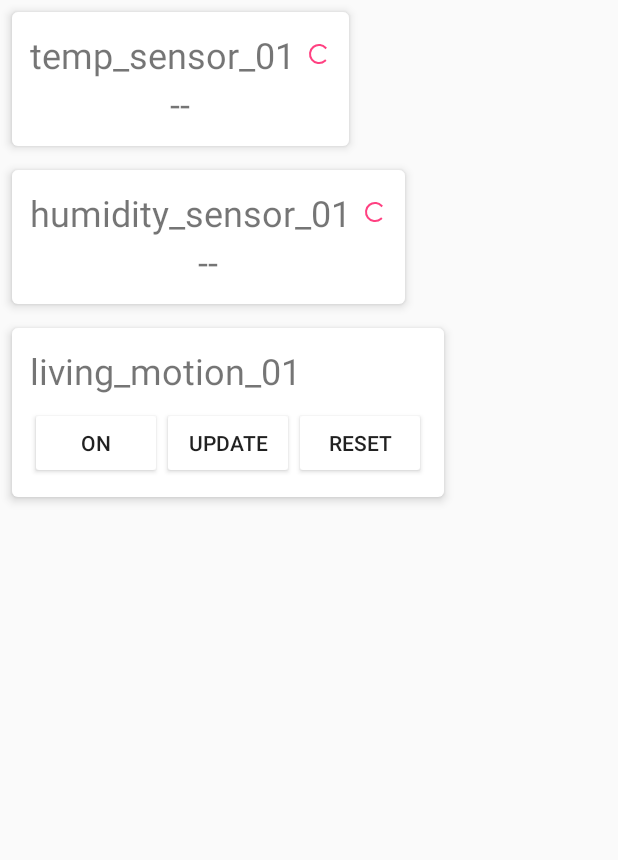
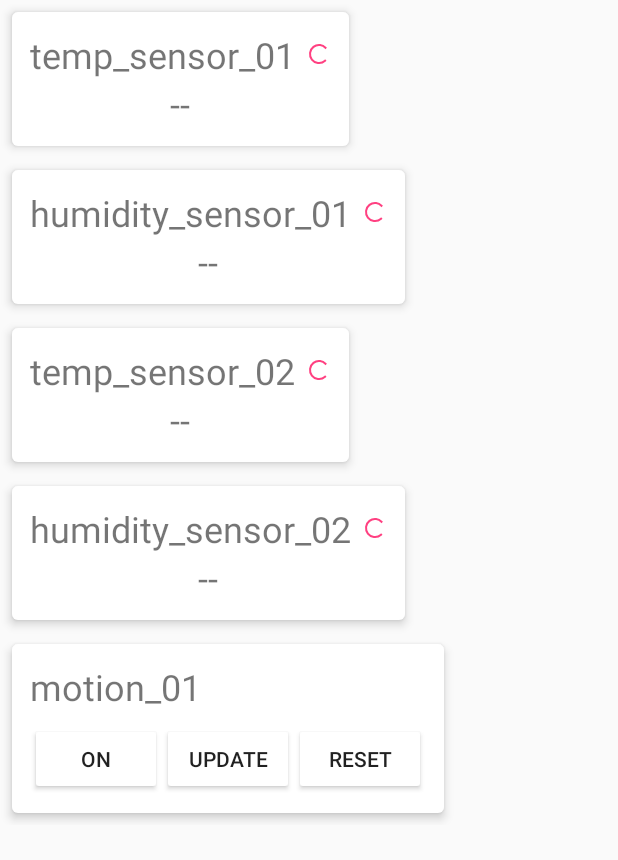
Before and after one commit to simmlemming/home2, an Android app: the screen it shows after launch (MainActivity), on a phone screen of 412 x 824 dp. Shown: the top 860 px of the screen. Run offline under Robolectric (Android 15) with nearby library versions, the phone set to English and light mode, and no system bars; 9 statements that could not run were skipped.

Commit message:
App supports 2 temp and hum sensors.

```diff
--- a/app/src/main/java/org/home2/MainActivity.kt
+++ b/app/src/main/java/org/home2/MainActivity.kt
@@ -12,9 +12,11 @@ import android.support.v4.app.FragmentActivity
 import android.widget.TextView
 import org.home2.service.HomeService
 
-private const val MOTION_SENSOR_NAME = "living_motion_01"
-private const val TEMP_SENSOR_NAME = "temp_sensor_01"
-private const val HUMIDITY_SENSOR_NAME = "humidity_sensor_01"
+private const val MOTION_SENSOR_NAME = "motion_01"
+private const val TEMP_SENSOR_NAME_01 = "temp_sensor_01"
+private const val HUMIDITY_SENSOR_NAME_01 = "humidity_sensor_01"
+private const val TEMP_SENSOR_NAME_02 = "temp_sensor_02"
+private const val HUMIDITY_SENSOR_NAME_02 = "humidity_sensor_02"
 
 class MainActivity : FragmentActivity() {
     companion object {
@@ -24,8 +26,10 @@ class MainActivity : FragmentActivity() {
         }
     }
 
-    private lateinit var tempView: ValueView
-    private lateinit var humView: ValueView
+    private lateinit var temp01View: ValueView
+    private lateinit var hum01View: ValueView
+    private lateinit var temp02View: ValueView
+    private lateinit var hum02View: ValueView
 
     private lateinit var motionSensorView: MotionSensorView
     private lateinit var connectionStatusView: TextView
@@ -68,8 +72,10 @@ class MainActivity : FragmentActivity() {
             })
 
             service!!.observe(MOTION_SENSOR_NAME, this@MainActivity, motionSensorView)
-            service!!.observe(TEMP_SENSOR_NAME, this@MainActivity, tempView)
-            service!!.observe(HUMIDITY_SENSOR_NAME, this@MainActivity, humView)
+            service!!.observe(TEMP_SENSOR_NAME_01, this@MainActivity, temp01View)
+            service!!.observe(HUMIDITY_SENSOR_NAME_01, this@MainActivity, hum01View)
+            service!!.observe(TEMP_SENSOR_NAME_02, this@MainActivity, temp02View)
+            service!!.observe(HUMIDITY_SENSOR_NAME_02, this@MainActivity, hum02View)
 
             service!!.device(HomeService.DEVICE_NAME_ALL).state()
         }
@@ -79,20 +85,30 @@ class MainActivity : FragmentActivity() {
         super.onCreate(savedInstanceState)
 
         setContentView(R.layout.activity_main)
-        tempView = findViewById(R.id.temp)
-        humView = findViewById(R.id.hum)
+        temp01View = findViewById(R.id.temp_01)
+        hum01View = findViewById(R.id.hum_01)
+        temp02View = findViewById(R.id.temp_02)
+        hum02View = findViewById(R.id.hum_02)
         motionSensorView = findViewById(R.id.motion_sensor)
         connectionStatusView = findViewById(R.id.connection_status)
 
         motionSensorView.name = MOTION_SENSOR_NAME
-        tempView.name = TEMP_SENSOR_NAME
-        tempView.units = "°C"
-        humView.name = HUMIDITY_SENSOR_NAME
-        humView.units = "%"
+        temp01View.name = TEMP_SENSOR_NAME_01
+        temp01View.units = "°C"
+        hum01View.name = HUMIDITY_SENSOR_NAME_01
+        hum01View.units = "%"
+
+        temp02View.name = TEMP_SENSOR_NAME_02
+        temp02View.units = "°C"
+        hum02View.name = HUMIDITY_SENSOR_NAME_02
+        hum02View.units = "%"
 
         motionSensorView.listener = motionSensorListener
-        tempView.listener = baseDeviceListener
-        humView.listener = baseDeviceListener
+        temp01View.listener = baseDeviceListener
+        hum01View.listener = baseDeviceListener
+
+        temp02View.listener = baseDeviceListener
+        hum02View.listener = baseDeviceListener
 
         val homeService = Intent(this, HomeService::class.java)
         startService(homeService)
--- a/app/src/main/res/layout/activity_main.xml
+++ b/app/src/main/res/layout/activity_main.xml
@@ -1,26 +1,48 @@
 <?xml version="1.0" encoding="utf-8"?>
-<RelativeLayout xmlns:android="http://schemas.android.com/apk/res/android"
-    xmlns:app="http://schemas.android.com/apk/res-auto"
+<ScrollView xmlns:android="http://schemas.android.com/apk/res/android"
     xmlns:tools="http://schemas.android.com/tools"
     android:layout_width="match_parent"
+    android:layout_height="wrap_content">
+
+    <RelativeLayout
+        android:layout_width="wrap_content"
         android:layout_height="match_parent"
         android:clipChildren="false"
         android:clipToPadding="false"
         android:padding="8dp"
         tools:context="org.home2.MainActivity">
 
+
         <org.home2.ValueView
-        android:id="@+id/temp"
+            android:id="@+id/temp_01"
             android:layout_width="wrap_content"
             android:layout_height="wrap_content"
             android:background="@drawable/white_rounded_rectangle"
             android:elevation="4dp" />
 
         <org.home2.ValueView
-        android:id="@+id/hum"
+            android:id="@+id/hum_01"
             android:layout_width="wrap_content"
             android:layout_height="wrap_content"
-        android:layout_below="@id/temp"
+            android:layout_below="@id/temp_01"
+            android:layout_marginTop="16dp"
+            android:background="@drawable/white_rounded_rectangle"
+            android:elevation="4dp" />
+
+        <org.home2.ValueView
+            android:id="@+id/temp_02"
+            android:layout_width="wrap_content"
+            android:layout_height="wrap_content"
+            android:layout_below="@id/hum_01"
+            android:layout_marginTop="16dp"
+            android:background="@drawable/white_rounded_rectangle"
+            android:elevation="4dp" />
+
+        <org.home2.ValueView
+            android:id="@+id/hum_02"
+            android:layout_width="wrap_content"
+            android:layout_height="wrap_content"
+            android:layout_below="@id/temp_02"
             android:layout_marginTop="16dp"
             android:background="@drawable/white_rounded_rectangle"
             android:elevation="4dp" />
@@ -29,7 +51,7 @@
             android:id="@+id/motion_sensor"
             android:layout_width="wrap_content"
             android:layout_height="wrap_content"
-        android:layout_below="@id/hum"
+            android:layout_below="@id/hum_02"
             android:layout_marginTop="16dp"
             android:background="@drawable/white_rounded_rectangle"
             android:elevation="4dp" />
@@ -42,3 +64,4 @@
             android:layout_alignParentRight="true"
             tools:text="Connected" />
     </RelativeLayout>
+</ScrollView>
```
Lines whose indentation alone changed are shown as unchanged.
